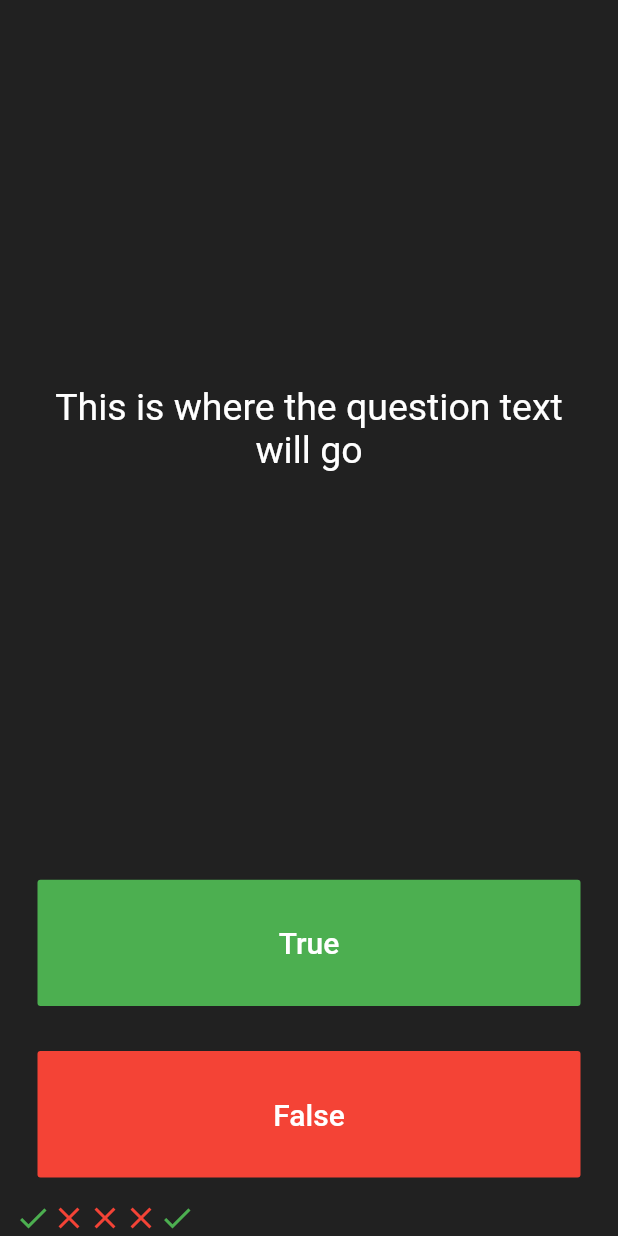
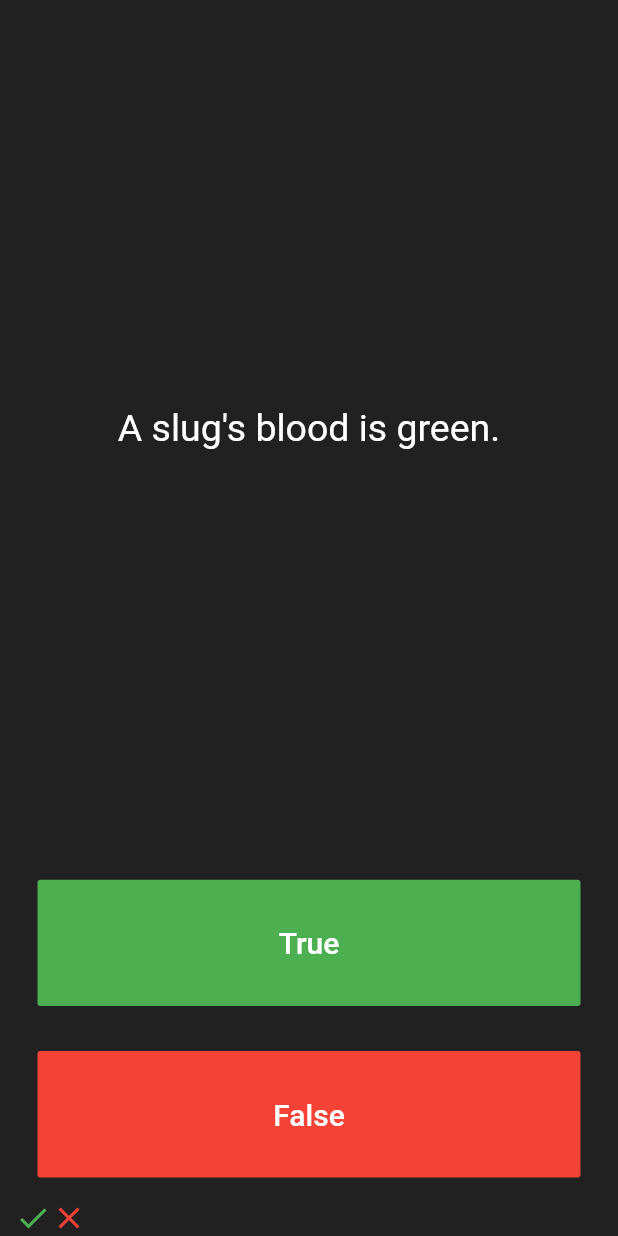
Before and after one commit to FrancaTM/quizr-app, a Flutter app: the screen it shows after launch, after a tap on "True", after a tap on "False", on a phone screen of 412 x 824 dp. Run offline on Flutter 3.47's test engine with Material 2 defaults, Android fonts, the phone set to English and light mode, and no system bars.

Commit message:
Display questions

```diff
--- a/lib/main.dart
+++ b/lib/main.dart
@@ -28,24 +28,15 @@ class QuizPage extends StatefulWidget {
 }
 
 class _QuizPageState extends State<QuizPage> {
-  List<Icon> scoreKeeper = [
-    Icon(
-      Icons.check,
-      color: Colors.green,
-    ),
-    Icon(
-      Icons.close,
-      color: Colors.red,
-    ),
-    Icon(
-      Icons.close,
-      color: Colors.red,
-    ),
-    Icon(
-      Icons.close,
-      color: Colors.red,
-    ),
+  List<Icon> scoreKeeper = [];
+
+  List<String> questions = [
+    'You can lead a cow down stairs but not up stairs.',
+    'Approximately one quarter of human bones are in the feet.',
+    'A slug\'s blood is green.'
   ];
+
+  int questionNumber = 0;
 
   @override
   Widget build(BuildContext context) {
@@ -59,7 +50,7 @@ class _QuizPageState extends State<QuizPage> {
             padding: EdgeInsets.all(10.0),
             child: Center(
               child: Text(
-                'This is where the question text will go',
+                questions[questionNumber],
                 textAlign: TextAlign.center,
                 style: TextStyle(
                   fontSize: 25.0,
@@ -90,6 +81,7 @@ class _QuizPageState extends State<QuizPage> {
                       color: Colors.green,
                     ),
                   );
+                  questionNumber++;
                 });
               },
             ),
@@ -108,7 +100,17 @@ class _QuizPageState extends State<QuizPage> {
                   fontSize: 20.0,
                 ),
               ),
-              onPressed: () {},
+              onPressed: () {
+                setState(() {
+                  scoreKeeper.add(
+                    Icon(
+                      Icons.close,
+                      color: Colors.red,
+                    ),
+                  );
+                  questionNumber++;
+                });
+              },
             ),
           ),
         ),
```
